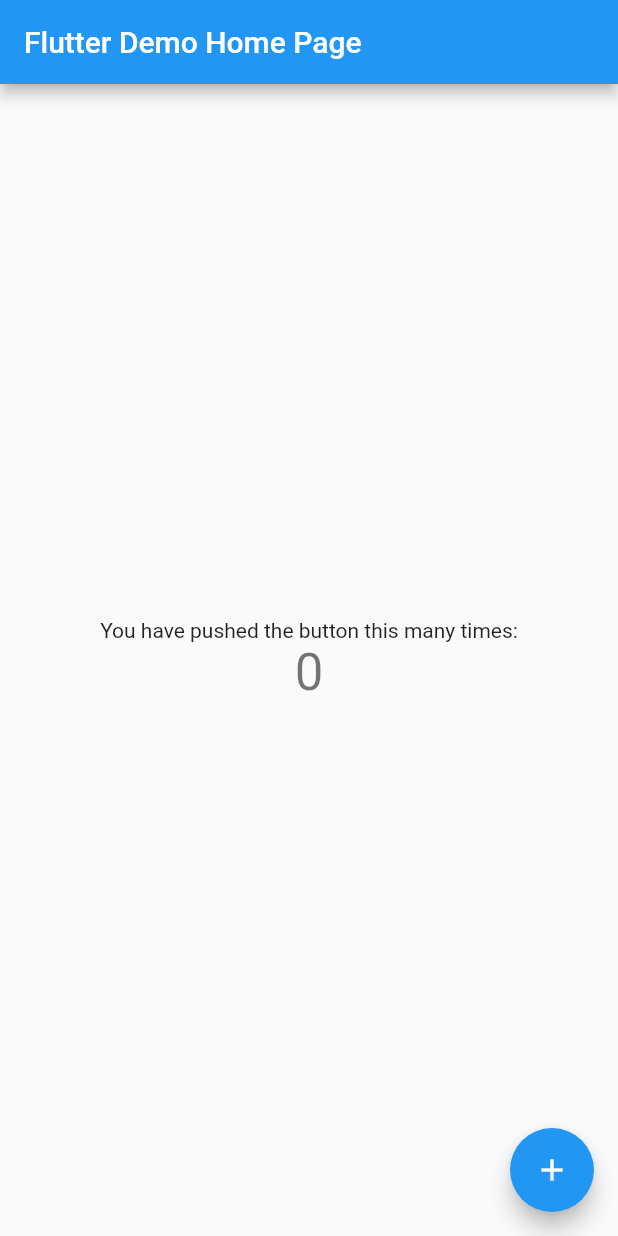
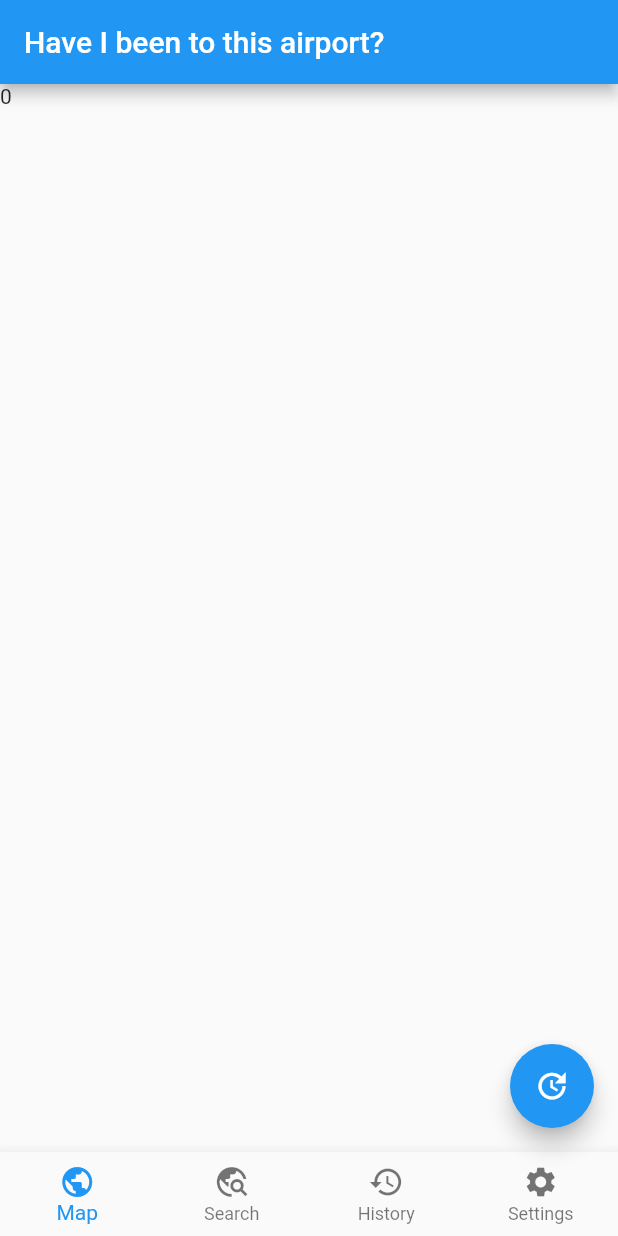
Before and after one commit to TonyPepeBear/hibttab, a Flutter app: the screen it shows after launch, on a phone screen of 412 x 824 dp. Run offline on Flutter 3.47's test engine with Material 2 defaults, Android fonts, the phone set to English and light mode, and no system bars; our stand-ins replace csv, flutter_bloc.

```diff
--- /dev/null
+++ b/lib/data/cubit/airport_list_cubit.dart
@@ -0,0 +1,12 @@
+import 'package:flutter_bloc/flutter_bloc.dart';
+import 'package:hibttab/data/airport_model.dart';
+import 'package:hibttab/data/open_airports_api.dart';
+
+class AirportsListCubit extends Cubit<List<AirportModel>> {
+  AirportsListCubit() : super(List.empty());
+
+  void updateList() async {
+    // todo change datasource to db
+    emit(await getAllAirportListFromApi());
+  }
+}
--- a/lib/data/open_airports_api.dart
+++ b/lib/data/open_airports_api.dart
@@ -1,6 +1,7 @@
 import 'package:csv/csv.dart';
 import 'package:csv/csv_settings_autodetection.dart';
 import 'package:http/http.dart' as http;
+
 import 'airport_model.dart';
 
 late Uri airportURL = Uri.parse(
@@ -30,6 +31,11 @@ Future<List<AirportModel>> convertCsvPlainText2List(String csv) async {
       e[16].toString()))).toList();
 }
 
+Future<List<AirportModel>> getAllAirportListFromApi() async {
+  return await convertCsvPlainText2List(
+      await getAirportsCsvPlainText(http.Client()));
+}
+
 void main() async {
   print((await convertCsvPlainText2List(
       await getAirportsCsvPlainText(http.Client())))[0]);
--- a/lib/main.dart
+++ b/lib/main.dart
@@ -1,4 +1,8 @@
 import 'package:flutter/material.dart';
+import 'package:flutter_bloc/flutter_bloc.dart';
+import 'package:hibttab/data/cubit/airport_list_cubit.dart';
+import 'package:hibttab/view/search_page.dart';
+import 'package:hibttab/view/settings_page.dart';
 
 void main() {
   runApp(const MyApp());
@@ -7,15 +11,18 @@ void main() {
 class MyApp extends StatelessWidget {
   const MyApp({Key? key}) : super(key: key);
 
-  // This widget is the root of your application.
   @override
   Widget build(BuildContext context) {
     return MaterialApp(
-      title: 'Flutter Demo',
+      title: 'HIBTTA',
       theme: ThemeData(
         primarySwatch: Colors.blue,
       ),
-      home: const MyHomePage(title: 'Flutter Demo Home Page'),
+      home: MultiBlocProvider(providers: [
+        BlocProvider<AirportsListCubit>(
+          create: (context) => AirportsListCubit(),
+        )
+      ], child: const MyHomePage(title: 'Have I been to this airport?')),
     );
   }
 }
@@ -30,13 +37,10 @@ class MyHomePage extends StatefulWidget {
 }
 
 class _MyHomePageState extends State<MyHomePage> {
-  int _counter = 0;
+  int pageIndex = 0;
 
-  void _incrementCounter() {
-    setState(() {
-      _counter++;
-    });
-  }
+  late Widget searchPage = const SearchPage();
+  late Widget settingsPage = const SettingsPage();
 
   @override
   Widget build(BuildContext context) {
@@ -44,24 +48,37 @@ class _MyHomePageState extends State<MyHomePage> {
       appBar: AppBar(
         title: Text(widget.title),
       ),
-      body: Center(
-        child: Column(
-          mainAxisAlignment: MainAxisAlignment.center,
-          children: <Widget>[
-            const Text(
-              'You have pushed the button this many times:',
-            ),
-            Text(
-              '$_counter',
-              style: Theme.of(context).textTheme.headline4,
-            ),
-          ],
-        ),
+      bottomNavigationBar: BottomNavigationBar(
+        currentIndex: pageIndex,
+        onTap: (value) {
+          setState(() {
+            pageIndex = value;
+          });
+        },
+        type: BottomNavigationBarType.fixed,
+        items: const [
+          BottomNavigationBarItem(label: "Map", icon: Icon(Icons.public)),
+          BottomNavigationBarItem(
+              label: "Search", icon: Icon(Icons.travel_explore)),
+          BottomNavigationBarItem(label: "History", icon: Icon(Icons.history)),
+          BottomNavigationBarItem(
+              label: "Settings", icon: Icon(Icons.settings)),
+        ],
+      ),
+      body: IndexedStack(
+        index: pageIndex,
+        children: const [
+          Text("0"),
+          SearchPage(),
+          Text("2"),
+          SettingsPage(),
+        ],
       ),
       floatingActionButton: FloatingActionButton(
-        onPressed: _incrementCounter,
-        tooltip: 'Increment',
-        child: const Icon(Icons.add),
+        child: const Icon(Icons.update),
+        onPressed: () {
+          context.read<AirportsListCubit>().updateList();
+        },
       ),
     );
   }
--- a/pubspec.yaml
+++ b/pubspec.yaml
@@ -37,6 +37,8 @@ dependencies:
   http: ^0.13.4
   csv: ^5.0.0
   rxdart: ^0.27.2
+  sembast: ^3.1.1
+  flutter_bloc: ^7.3.3
 
 dev_dependencies:
   flutter_test:
```
Also changed, not shown: lib/view/search_page.dart (added, +21 -0 lines), lib/view/settings_page.dart (added, +10 -0 lines), pubspec.lock.
